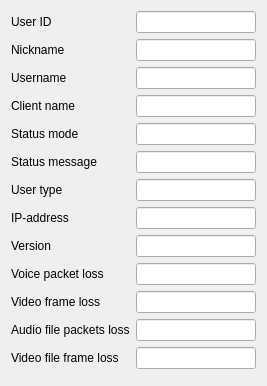
Before: the Qt Designer form qtTeamTalk/userinfo.ui in BearWare/TeamTalk5, drawn with Qt 5.
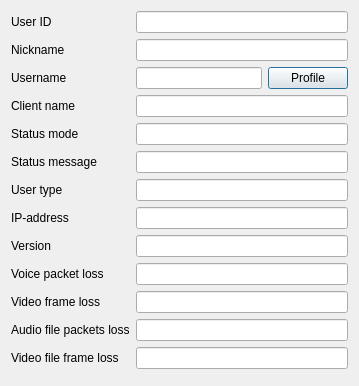
After: the same form once the commit is applied.

Commit message: View facebook profile

Diff of the .ui file:
```diff
--- a/qtTeamTalk/userinfo.ui
+++ b/qtTeamTalk/userinfo.ui
@@ -6,7 +6,7 @@
    <rect>
     <x>0</x>
     <y>0</y>
-    <width>267</width>
+    <width>359</width>
     <height>386</height>
    </rect>
   </property>
@@ -17,9 +17,6 @@
    <locale language="C" country="AnyCountry"/>
   </property>
   <layout class="QFormLayout" name="formLayout">
-   <property name="fieldGrowthPolicy">
-    <enum>QFormLayout::AllNonFixedFieldsGrow</enum>
-   </property>
    <item row="0" column="0">
     <widget class="QLabel" name="label">
      <property name="text">
@@ -71,10 +68,38 @@
     </widget>
    </item>
    <item row="2" column="1">
-    <widget class="QLineEdit" name="username">
+    <layout class="QHBoxLayout" name="horizontalLayout">
+     <item>
+      <widget class="QLineEdit" name="username">
+       <property name="text">
+        <string/>
+       </property>
+       <property name="readOnly">
+        <bool>true</bool>
+       </property>
+      </widget>
+     </item>
+     <item>
+      <widget class="QPushButton" name="profileBtn">
+       <property name="text">
+        <string>Profile</string>
+       </property>
+      </widget>
+     </item>
+    </layout>
+   </item>
+   <item row="3" column="0">
+    <widget class="QLabel" name="label_11">
      <property name="text">
-      <string/>
+      <string>Client name</string>
      </property>
+     <property name="buddy">
+      <cstring>clientname</cstring>
+     </property>
+    </widget>
+   </item>
+   <item row="3" column="1">
+    <widget class="QLineEdit" name="clientname">
      <property name="readOnly">
       <bool>true</bool>
      </property>
@@ -249,23 +274,6 @@
    <item row="12" column="1">
     <widget class="QLineEdit" name="mediavidpacketloss"/>
    </item>
-   <item row="3" column="0">
-    <widget class="QLabel" name="label_11">
-     <property name="text">
-      <string>Client name</string>
-     </property>
-     <property name="buddy">
-      <cstring>clientname</cstring>
-     </property>
-    </widget>
-   </item>
-   <item row="3" column="1">
-    <widget class="QLineEdit" name="clientname">
-     <property name="readOnly">
-      <bool>true</bool>
-     </property>
-    </widget>
-   </item>
   </layout>
  </widget>
  <tabstops>
```
The commit also changes 10 other files.
